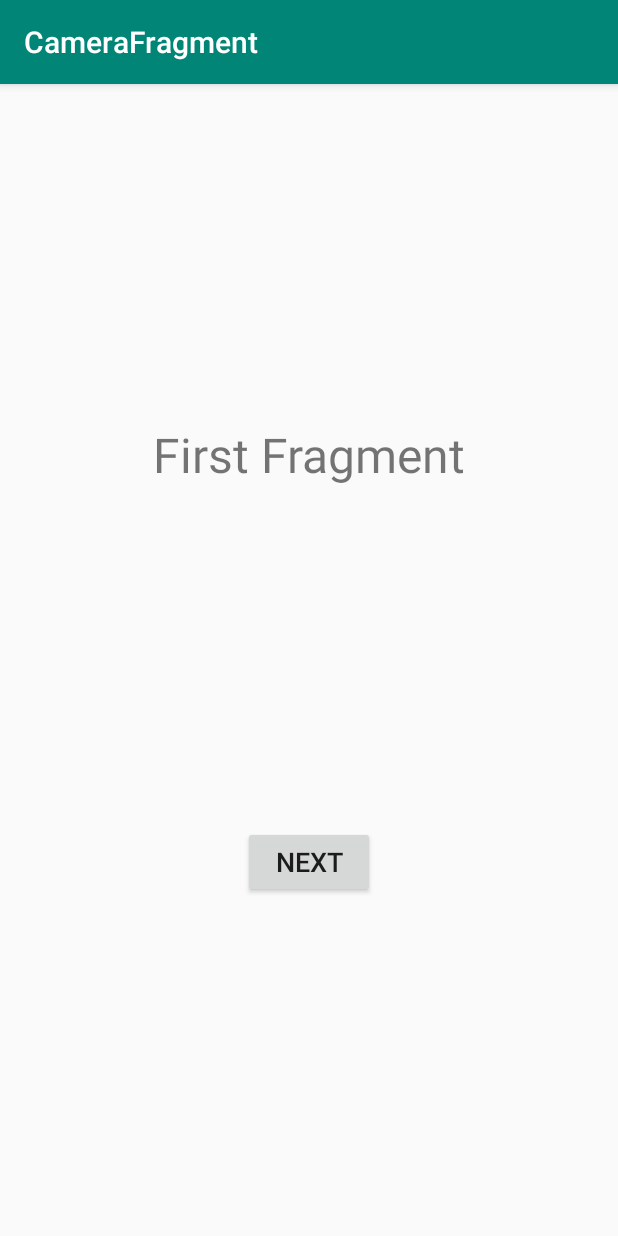
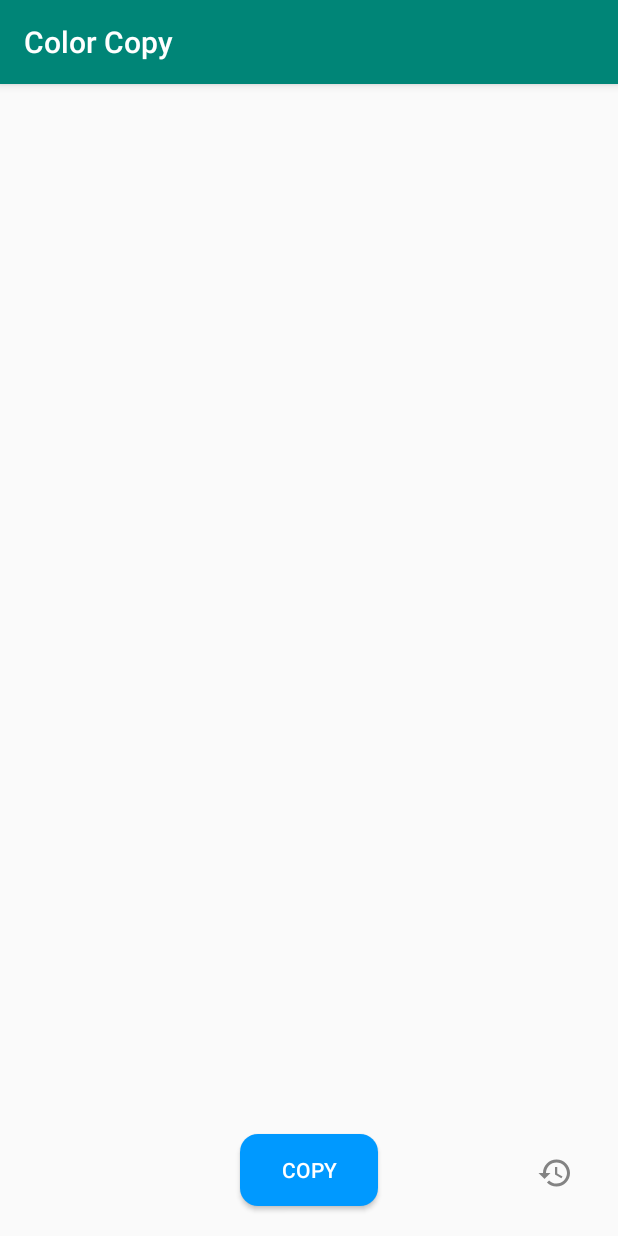
Before and after one commit to woshiyezu/color-copy-camera, an Android app: the screen it shows after launch (MainActivity), on a phone screen of 412 x 824 dp. Run offline under Robolectric (Android 15) with nearby library versions, the phone set to English and light mode, and no system bars; our stand-ins replace navigation-ui.

Commit message:
add copy & history button

```diff
--- /dev/null
+++ b/app/src/main/res/drawable-anydpi/ic_history.xml
@@ -0,0 +1,11 @@
+<vector xmlns:android="http://schemas.android.com/apk/res/android"
+    android:width="24dp"
+    android:height="24dp"
+    android:viewportWidth="24"
+    android:viewportHeight="24"
+    android:tint="#333333"
+    android:alpha="0.6">
+    <path
+        android:fillColor="#FF000000"
+        android:pathData="M13,3c-4.97,0 -9,4.03 -9,9L1,12l3.89,3.89 0.07,0.14L9,12L6,12c0,-3.87 3.13,-7 7,-7s7,3.13 7,7 -3.13,7 -7,7c-1.93,0 -3.68,-0.79 -4.94,-2.06l-1.42,1.42C8.27,19.99 10.51,21 13,21c4.97,0 9,-4.03 9,-9s-4.03,-9 -9,-9zM12,8v5l4.28,2.54 0.72,-1.21 -3.5,-2.08L13.5,8L12,8z"/>
+</vector>
--- /dev/null
+++ b/app/src/main/res/drawable/btn_rounded.xml
@@ -0,0 +1,5 @@
+<?xml version="1.0" encoding="utf-8"?>
+<shape xmlns:android="http://schemas.android.com/apk/res/android" android:shape="rectangle">
+    <solid android:color="#0099FF"/>
+    <corners android:radius="12dp"/>
+</shape>
--- a/app/src/main/res/layout/fragment_camera.xml
+++ b/app/src/main/res/layout/fragment_camera.xml
@@ -1,31 +1,44 @@
 <?xml version="1.0" encoding="utf-8"?>
 <androidx.constraintlayout.widget.ConstraintLayout xmlns:android="http://schemas.android.com/apk/res/android"
+    xmlns:app="http://schemas.android.com/apk/res-auto"
+    xmlns:tools="http://schemas.android.com/tools"
     android:layout_width="match_parent"
     android:layout_height="match_parent"
-    xmlns:tools="http://schemas.android.com/tools"
-    xmlns:app="http://schemas.android.com/apk/res-auto"
     tools:context=".view.CameraFragment">
 
-    <TextView
-        android:id="@+id/textView"
-        android:layout_width="wrap_content"
+    <ImageButton
+        android:id="@+id/button"
+        android:layout_width="0dp"
         android:layout_height="wrap_content"
-        android:text="First Fragment"
-        android:textSize="32sp"
-        app:layout_constraintTop_toTopOf="parent"
-        app:layout_constraintBottom_toTopOf="@+id/button"
-        app:layout_constraintStart_toStartOf="parent"
+        android:layout_marginEnd="30dp"
+        android:layout_marginRight="30dp"
+        android:layout_marginBottom="30dp"
+        android:background="@null"
+        android:src="@drawable/ic_history"
+        android:contentDescription="@null"
+        app:layout_constraintBottom_toBottomOf="parent"
         app:layout_constraintEnd_toEndOf="parent" />
 
     <Button
-        android:id="@+id/button"
+        android:id="@+id/capture"
+        android:layout_width="0dp"
+        android:layout_height="wrap_content"
+        android:layout_marginStart="160dp"
+        android:layout_marginLeft="160dp"
+        android:layout_marginEnd="160dp"
+        android:layout_marginRight="160dp"
+        android:layout_marginBottom="20dp"
+        android:background="@drawable/btn_rounded"
+        android:text="@string/copy"
+        android:textColor="#ffffff"
+        app:layout_constraintBottom_toBottomOf="parent"
+        app:layout_constraintEnd_toEndOf="parent"
+        app:layout_constraintStart_toStartOf="parent" />
+
+    <androidx.constraintlayout.widget.Barrier
+        android:id="@+id/barrier"
         android:layout_width="wrap_content"
         android:layout_height="wrap_content"
-        android:text="Next"
-        android:textSize="18sp"
-        app:layout_constraintTop_toBottomOf="@+id/textView"
-        app:layout_constraintBottom_toBottomOf="parent"
-        app:layout_constraintStart_toStartOf="parent"
-        app:layout_constraintEnd_toEndOf="parent" />
+        app:barrierDirection="left" />
 
 </androidx.constraintlayout.widget.ConstraintLayout>
--- a/app/src/main/res/navigation/copy_navigation.xml
+++ b/app/src/main/res/navigation/copy_navigation.xml
@@ -6,7 +6,7 @@
     <fragment
         android:id="@+id/cameraFragment"
         android:name="jp.millennium.ncl.colorcopycamera.view.CameraFragment"
-        android:label="CameraFragment" >
+        android:label="Color Copy" >
         <action
             android:id="@+id/actionHistoryFragment"
             app:destination="@+id/historyFragment" />
@@ -14,5 +14,5 @@
     <fragment
         android:id="@+id/historyFragment"
         android:name="jp.millennium.ncl.colorcopycamera.view.HistoryFragment"
-        android:label="HistoryFragment" />
+        android:label="History Color" />
 </navigation>
--- a/app/src/main/res/values/strings.xml
+++ b/app/src/main/res/values/strings.xml
@@ -1,3 +1,4 @@
 <resources>
-    <string name="app_name">ColorCopyCamera</string>
+    <string name="app_name">Color Copy</string>
+    <string name="copy">copy</string>
 </resources>
```
Also changed, not shown: app/src/main/res/drawable-hdpi/ic_history.png (added), app/src/main/res/drawable-mdpi/ic_history.png (added), app/src/main/res/drawable-xhdpi/ic_history.png (added), app/src/main/res/drawable-xxhdpi/ic_history.png (added).
